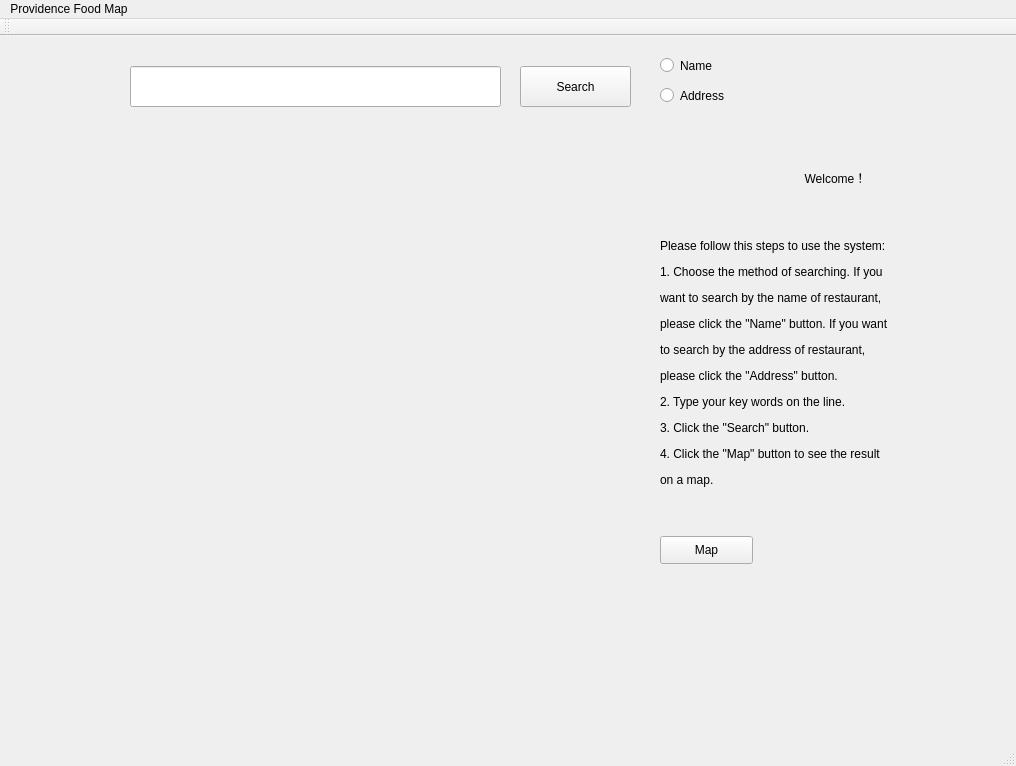
Before: the Qt Designer form mainwindow.ui in SHIXINLIU/DV-A, drawn with Qt 5.
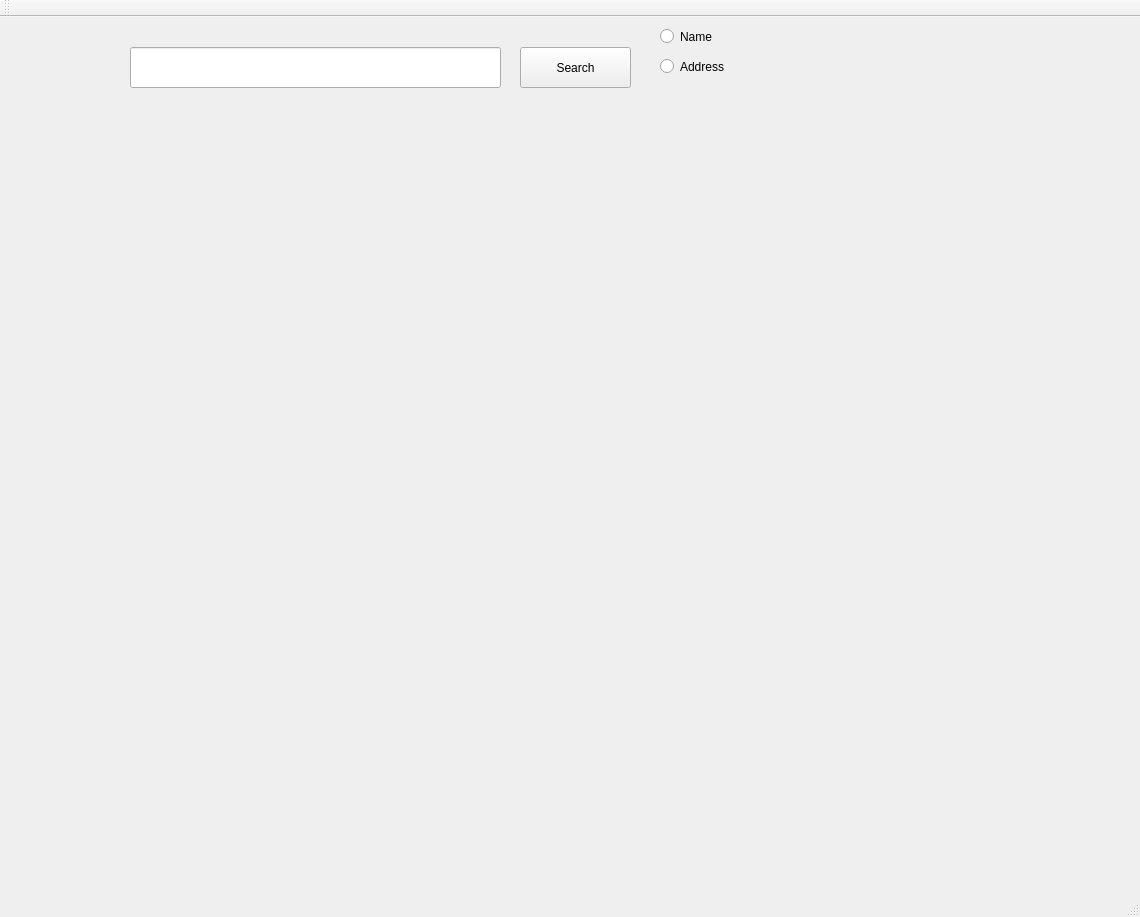
After: the same form once the commit is applied. Icons and pictures are not drawn.

The edit to the form file:
```diff
--- a/mainwindow.ui
+++ b/mainwindow.ui
@@ -6,8 +6,8 @@
    <rect>
     <x>0</x>
     <y>0</y>
-    <width>1016</width>
-    <height>766</height>
+    <width>1140</width>
+    <height>917</height>
    </rect>
   </property>
   <property name="windowTitle">
@@ -31,7 +31,7 @@
     <property name="geometry">
      <rect>
       <x>660</x>
-      <y>20</y>
+      <y>10</y>
       <width>115</width>
       <height>19</height>
      </rect>
@@ -44,7 +44,7 @@
     <property name="geometry">
      <rect>
       <x>660</x>
-      <y>50</y>
+      <y>40</y>
       <width>115</width>
       <height>19</height>
      </rect>
@@ -56,17 +56,17 @@
    <widget class="QLabel" name="ShowLabel">
     <property name="geometry">
      <rect>
-      <x>660</x>
-      <y>100</y>
-      <width>351</width>
-      <height>371</height>
+      <x>50</x>
+      <y>90</y>
+      <width>531</width>
+      <height>661</height>
      </rect>
     </property>
     <property name="styleSheet">
      <string notr="true"/>
     </property>
     <property name="text">
-     <string>&lt;html&gt;&lt;head/&gt;&lt;body&gt;&lt;p align=&quot;center&quot;&gt;&lt;br/&gt;Welcome！&lt;/p&gt;&lt;p align=&quot;center&quot;&gt;&lt;br/&gt;&lt;/p&gt;&lt;p&gt;Please follow this steps to use the system:&lt;/p&gt;&lt;p&gt;1. Choose the method of searching. If you &lt;/p&gt;&lt;p&gt;want to search by the name of restaurant, &lt;/p&gt;&lt;p&gt;please click the &amp;quot;Name&amp;quot; button. If you want &lt;/p&gt;&lt;p&gt;to search by the address of restaurant, &lt;/p&gt;&lt;p&gt;please click the &amp;quot;Address&amp;quot; button.&lt;/p&gt;&lt;p&gt;2. Type your key words on the line.&lt;/p&gt;&lt;p&gt;3. Click the &amp;quot;Search&amp;quot; button.&lt;/p&gt;&lt;p&gt;4. Click the &amp;quot;Map&amp;quot; button to see the result &lt;/p&gt;&lt;p&gt;on a map.&lt;/p&gt;&lt;/body&gt;&lt;/html&gt;</string>
+     <string>&lt;html&gt;&lt;head/&gt;&lt;body&gt;&lt;p&gt;&lt;br/&gt;&lt;/p&gt;&lt;/body&gt;&lt;/html&gt;</string>
     </property>
    </widget>
    <widget class="QPushButton" name="SearchButton">
@@ -85,10 +85,10 @@
    <widget class="QLabel" name="ListLabel">
     <property name="geometry">
      <rect>
-      <x>40</x>
-      <y>90</y>
-      <width>561</width>
-      <height>621</height>
+      <x>670</x>
+      <y>100</y>
+      <width>461</width>
+      <height>671</height>
      </rect>
     </property>
     <property name="styleSheet">
@@ -98,35 +98,16 @@
      <string/>
     </property>
    </widget>
-   <widget class="QPushButton" name="MapButton">
-    <property name="geometry">
-     <rect>
-      <x>660</x>
-      <y>500</y>
-      <width>93</width>
-      <height>28</height>
-     </rect>
-    </property>
-    <property name="text">
-     <string>Map</string>
-    </property>
-   </widget>
   </widget>
   <widget class="QMenuBar" name="menuBar">
    <property name="geometry">
     <rect>
      <x>0</x>
      <y>0</y>
-     <width>1016</width>
-     <height>26</height>
+     <width>1140</width>
+     <height>22</height>
     </rect>
    </property>
-   <widget class="QMenu" name="menuProvidence_Food_Map">
-    <property name="title">
-     <string>Providence Food Map</string>
-    </property>
-   </widget>
-   <addaction name="menuProvidence_Food_Map"/>
   </widget>
   <widget class="QToolBar" name="mainToolBar">
    <attribute name="toolBarArea">
```
Left out of the diff: 2 changed lines with no effect on the pictures.
